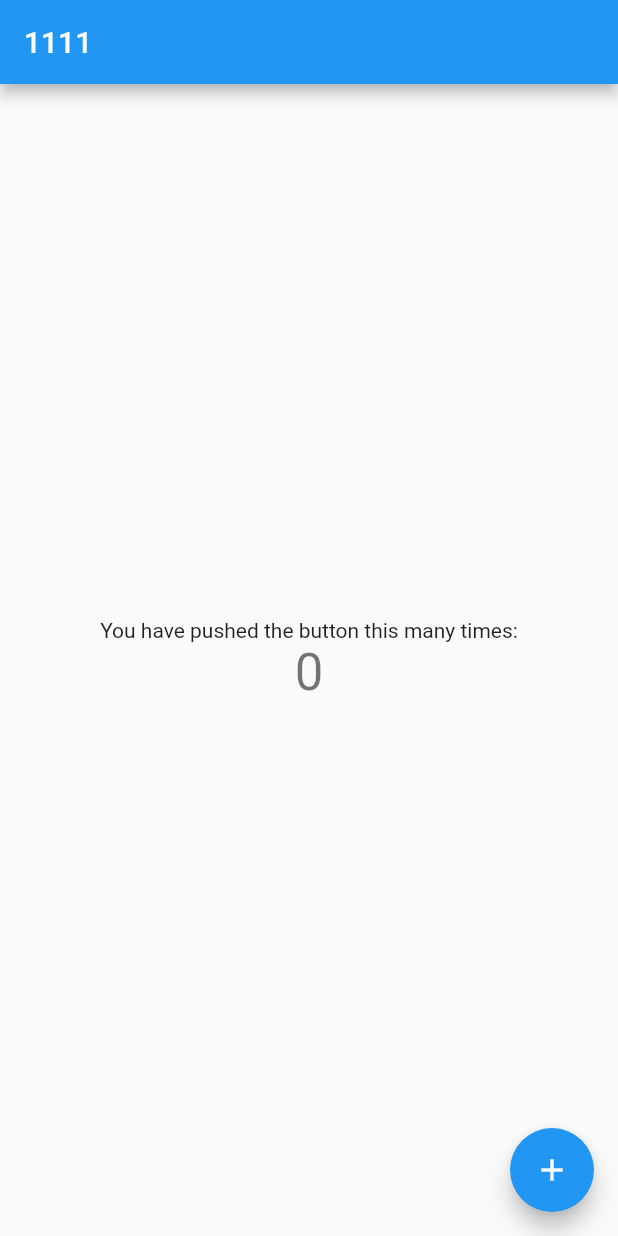
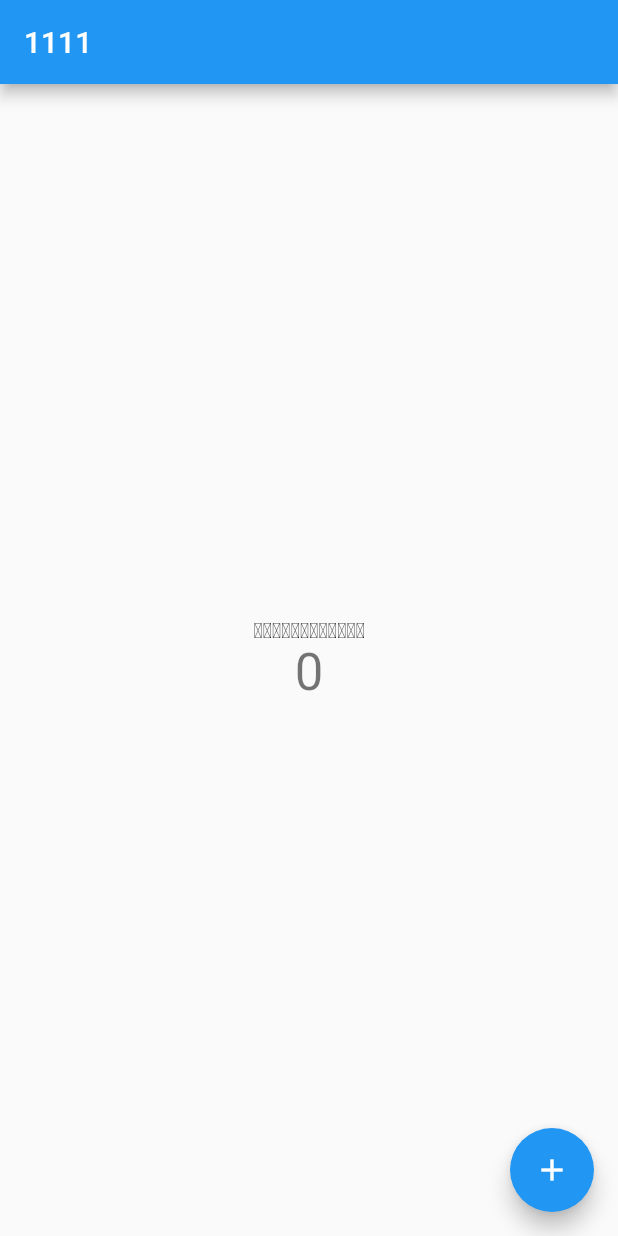
Before and after one commit to ungchun/capstoneDesignStore, a Flutter app: the screen it shows after launch, on a phone screen of 412 x 824 dp. Run offline on Flutter 3.47's test engine with Material 2 defaults, Android fonts, the phone set to English and light mode, and no system bars.

Commit message:
20200928

```diff
--- a/capstone_store/lib/main.dart
+++ b/capstone_store/lib/main.dart
@@ -9,21 +9,10 @@ class MyApp extends StatelessWidget {
   @override
   Widget build(BuildContext context) {
     return MaterialApp(
-      title: 'Flutter Demo',
+      // 요부분 아무거나 타이핑 고고
+      title: 'asdasdasd',
       theme: ThemeData(
-        // This is the theme of your application.
-        //
-        // Try running your application with "flutter run". You'll see the
-        // application has a blue toolbar. Then, without quitting the app, try
-        // changing the primarySwatch below to Colors.green and then invoke
-        // "hot reload" (press "r" in the console where you ran "flutter run",
-        // or simply save your changes to "hot reload" in a Flutter IDE).
-        // Notice that the counter didn't reset back to zero; the application
-        // is not restarted.
         primarySwatch: Colors.blue,
-        // This makes the visual density adapt to the platform that you run
-        // the app on. For desktop platforms, the controls will be smaller and
-        // closer together (more dense) than on mobile platforms.
         visualDensity: VisualDensity.adaptivePlatformDensity,
       ),
       home: MyHomePage(title: 'Flutter Demo Home Page'),
@@ -33,15 +22,6 @@ class MyApp extends StatelessWidget {
 
 class MyHomePage extends StatefulWidget {
   MyHomePage({Key key, this.title}) : super(key: key);
-
-  // This widget is the home page of your application. It is stateful, meaning
-  // that it has a State object (defined below) that contains fields that affect
-  // how it looks.
-
-  // This class is the configuration for the state. It holds the values (in this
-  // case the title) provided by the parent (in this case the App widget) and
-  // used by the build method of the State. Fields in a Widget subclass are
-  // always marked "final".
 
   final String title;
 
@@ -54,51 +34,22 @@ class _MyHomePageState extends State<MyHomePage> {
 
   void _incrementCounter() {
     setState(() {
-      // This call to setState tells the Flutter framework that something has
-      // changed in this State, which causes it to rerun the build method below
-      // so that the display can reflect the updated values. If we changed
-      // _counter without calling setState(), then the build method would not be
-      // called again, and so nothing would appear to happen.
       _counter++;
     });
   }
 
   @override
   Widget build(BuildContext context) {
-    // This method is rerun every time setState is called, for instance as done
-    // by the _incrementCounter method above.
-    //
-    // The Flutter framework has been optimized to make rerunning build methods
-    // fast, so that you can just rebuild anything that needs updating rather
-    // than having to individually change instances of widgets.
     return Scaffold(
       appBar: AppBar(
-        // Here we take the value from the MyHomePage object that was created by
-        // the App.build method, and use it to set our appbar title.
         title: Text("1111"),
       ),
       body: Center(
-        // Center is a layout widget. It takes a single child and positions it
-        // in the middle of the parent.
         child: Column(
-          // Column is also a layout widget. It takes a list of children and
-          // arranges them vertically. By default, it sizes itself to fit its
-          // children horizontally, and tries to be as tall as its parent.
-          //
-          // Invoke "debug painting" (press "p" in the console, choose the
-          // "Toggle Debug Paint" action from the Flutter Inspector in Android
-          // Studio, or the "Toggle Debug Paint" command in Visual Studio Code)
-          // to see the wireframe for each widget.
-          //
-          // Column has various properties to control how it sizes itself and
-          // how it positions its children. Here we use mainAxisAlignment to
-          // center the children vertically; the main axis here is the vertical
-          // axis because Columns are vertical (the cross axis would be
-          // horizontal).
           mainAxisAlignment: MainAxisAlignment.center,
           children: <Widget>[
             Text(
-              'You have pushed the button this many times:',
+              'ㅁㄴㅇㅁㄴㅇㅁㄴㅇㅁㄴㅇ',
             ),
             Text(
               '$_counter',
```
